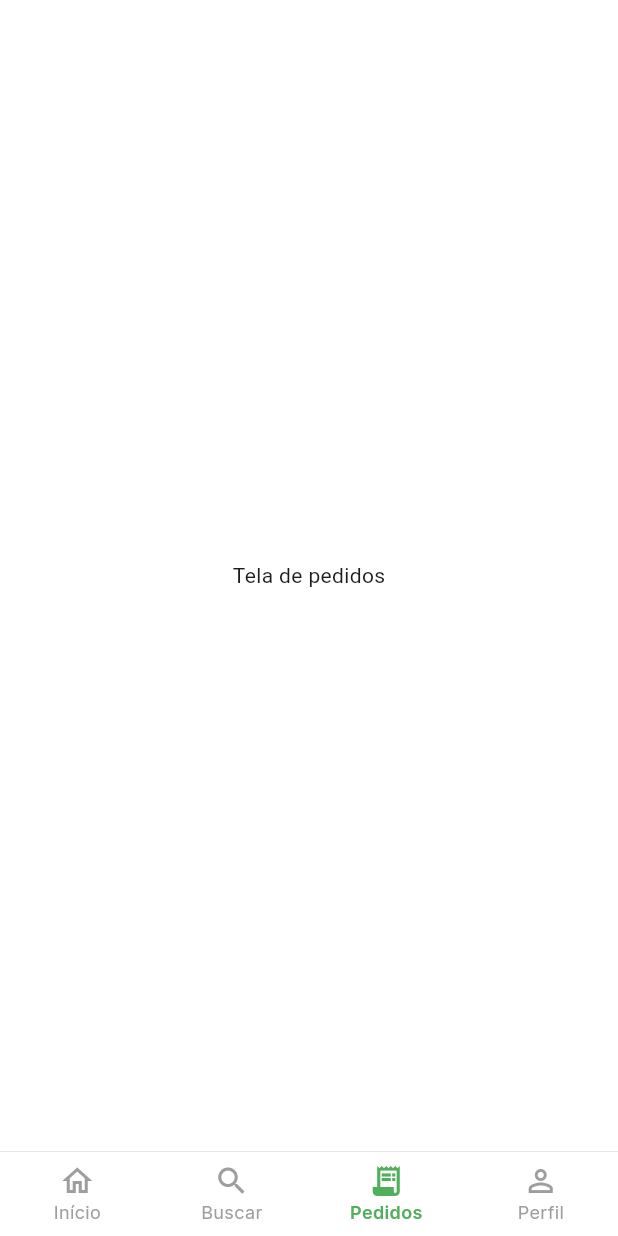
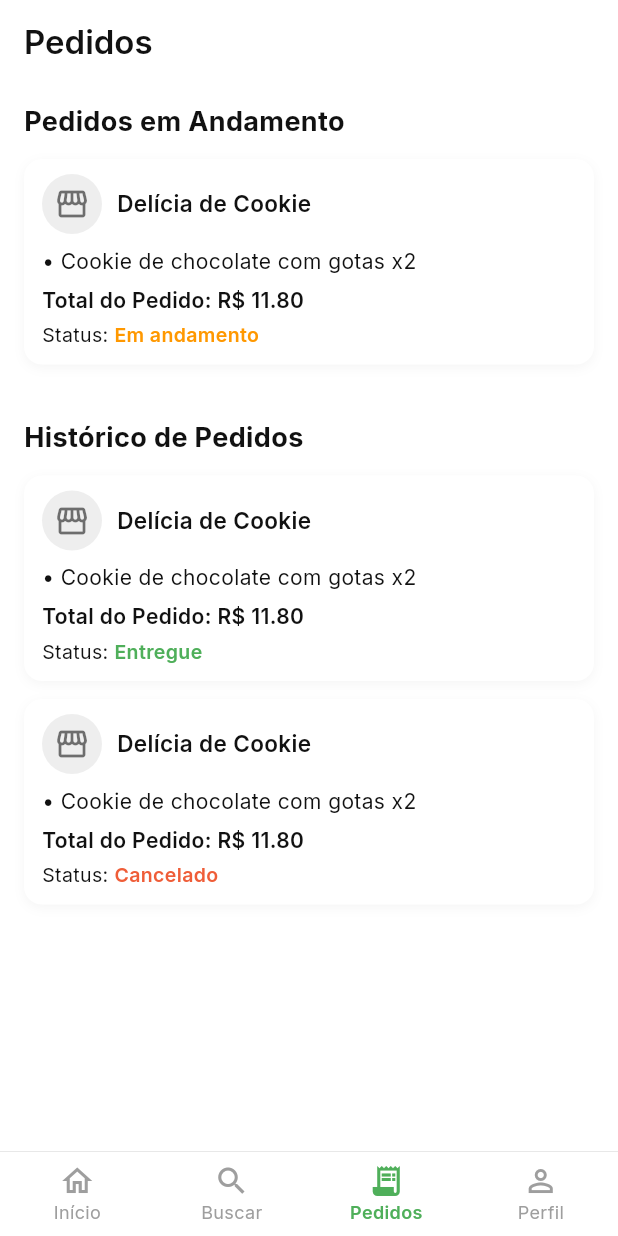
Before and after one commit to joaordpx/Ambula, a Flutter app: the MainTabView screen opened directly, on a phone screen of 412 x 824 dp. Run offline on Flutter 3.47's test engine with Material 3 defaults, Android fonts, the phone set to English and light mode, and no system bars; our stand-ins replace google_fonts; accounts and stored records are empty; network calls fail.

Commit message:
feat: pedido service e pedidos view

```diff
--- /dev/null
+++ b/frontend/lib/models/pedido.dart
@@ -0,0 +1,54 @@
+import 'package:flutter/material.dart';
+
+enum PedidoStatus { emAndamento, entregue, cancelado }
+
+class PedidoItem {
+  final String nomeProduto;
+  final int quantidade;
+
+  PedidoItem({required this.nomeProduto, required this.quantidade});
+}
+
+class Pedido {
+  final int id;
+  final String lojaNome;
+  final String? lojaImagemUrl;
+  final List<PedidoItem> itens;
+  final double total;
+  final PedidoStatus status;
+  final DateTime criadoEm;
+
+  Pedido({
+    required this.id,
+    required this.lojaNome,
+    this.lojaImagemUrl,
+    required this.itens,
+    required this.total,
+    required this.status,
+    required this.criadoEm,
+  });
+
+  /// Helper pra exibir o status como texto
+  String get statusTexto {
+    switch (status) {
+      case PedidoStatus.emAndamento:
+        return 'Em andamento';
+      case PedidoStatus.entregue:
+        return 'Entregue';
+      case PedidoStatus.cancelado:
+        return 'Cancelado';
+    }
+  }
+
+  /// Helper pra cor do status
+  Color statusColor(Color primary, Color accent) {
+    switch (status) {
+      case PedidoStatus.emAndamento:
+        return Colors.orange;
+      case PedidoStatus.entregue:
+        return primary;
+      case PedidoStatus.cancelado:
+        return accent;
+    }
+  }
+}
--- /dev/null
+++ b/frontend/lib/services/pedido_service.dart
@@ -0,0 +1,56 @@
+import 'package:frontend/models/pedido.dart';
+
+class PedidoService {
+  static final List<Pedido> _pedidos = [
+    Pedido(
+      id: 1,
+      lojaNome: 'Delícia de Cookie',
+      lojaImagemUrl: null,
+      itens: [
+        PedidoItem(nomeProduto: 'Cookie de chocolate com gotas', quantidade: 2),
+      ],
+      total: 11.80,
+      status: PedidoStatus.emAndamento,
+      criadoEm: DateTime.now().subtract(const Duration(minutes: 5)),
+    ),
+    Pedido(
+      id: 2,
+      lojaNome: 'Delícia de Cookie',
+      lojaImagemUrl: null,
+      itens: [
+        PedidoItem(nomeProduto: 'Cookie de chocolate com gotas', quantidade: 2),
+      ],
+      total: 11.80,
+      status: PedidoStatus.entregue,
+      criadoEm: DateTime.now().subtract(const Duration(hours: 1)),
+    ),
+    Pedido(
+      id: 3,
+      lojaNome: 'Delícia de Cookie',
+      lojaImagemUrl: null,
+      itens: [
+        PedidoItem(nomeProduto: 'Cookie de chocolate com gotas', quantidade: 2),
+      ],
+      total: 11.80,
+      status: PedidoStatus.cancelado,
+      criadoEm: DateTime.now().subtract(const Duration(days: 1)),
+    ),
+  ];
+
+  static List<Pedido> get todos => List.unmodifiable(_pedidos);
+
+  static List<Pedido> get pedidosEmAndamento =>
+      _pedidos.where((p) => p.status == PedidoStatus.emAndamento).toList();
+
+  static List<Pedido> get historico => _pedidos
+      .where(
+        (p) =>
+            p.status == PedidoStatus.entregue ||
+            p.status == PedidoStatus.cancelado,
+      )
+      .toList();
+
+  static void adicionarPedido(Pedido pedido) {
+    _pedidos.insert(0, pedido);
+  }
+}
--- a/frontend/lib/view/main_tab_view.dart
+++ b/frontend/lib/view/main_tab_view.dart
@@ -3,6 +3,7 @@ import 'package:frontend/common/color_extension.dart';
 import 'package:frontend/common_widget/ambula_bottom_nav_bar.dart';
 import 'package:frontend/home_comprador/home_comprador_view.dart';
 import 'package:frontend/view/search_view.dart';
+import 'package:frontend/view/pedidos_view.dart';
 
 class MainTabView extends StatefulWidget {
   /// índice inicial da aba:
@@ -48,9 +49,7 @@ class _MainTabViewState extends State<MainTabView> {
         children: [
           const HomeCompradorView(), // Início
           SearchView(termoInicial: _searchInitialTerm), // Buscar
-          const Center(
-            child: Text('Tela de pedidos'),
-          ), // Pedidos (futura OrdersView)
+          const PedidosView(), // Pedidos (futura OrdersView)
           const Center(child: Text('Tela de perfil')), // Perfil
         ],
       ),
--- /dev/null
+++ b/frontend/lib/view/pedidos_view.dart
@@ -0,0 +1,189 @@
+// lib/view/pedidos_view.dart
+import 'package:flutter/material.dart';
+import 'package:frontend/common/color_extension.dart';
+import 'package:frontend/models/pedido.dart';
+import 'package:frontend/services/pedido_service.dart';
+import 'package:google_fonts/google_fonts.dart';
+
+class PedidosView extends StatelessWidget {
+  const PedidosView({super.key});
+
+  @override
+  Widget build(BuildContext context) {
+    final emAndamento = PedidoService.pedidosEmAndamento;
+    final historico = PedidoService.historico;
+
+    return Scaffold(
+      backgroundColor: TColor.background,
+      appBar: AppBar(
+        backgroundColor: Colors.white,
+        elevation: 0,
+        centerTitle: false,
+        title: Text(
+          'Pedidos',
+          style: GoogleFonts.inter(
+            color: TColor.primarytext,
+            fontWeight: FontWeight.w600,
+          ),
+        ),
+      ),
+      body: SingleChildScrollView(
+        padding: const EdgeInsets.fromLTRB(16, 12, 16, 16),
+        child: Column(
+          crossAxisAlignment: CrossAxisAlignment.start,
+          children: [
+            if (emAndamento.isNotEmpty) ...[
+              Text(
+                'Pedidos em Andamento',
+                style: GoogleFonts.inter(
+                  fontSize: 18,
+                  fontWeight: FontWeight.w700,
+                  color: TColor.primarytext,
+                ),
+              ),
+              const SizedBox(height: 12),
+              Column(
+                children: emAndamento
+                    .map((p) => _PedidoCard(pedido: p))
+                    .toList(),
+              ),
+              const SizedBox(height: 24),
+            ],
+
+            Text(
+              'Histórico de Pedidos',
+              style: GoogleFonts.inter(
+                fontSize: 18,
+                fontWeight: FontWeight.w700,
+                color: TColor.primarytext,
+              ),
+            ),
+            const SizedBox(height: 12),
+            if (historico.isEmpty)
+              Text(
+                'Você ainda não possui pedidos anteriores.',
+                style: GoogleFonts.inter(
+                  fontSize: 14,
+                  color: TColor.secondarytext,
+                ),
+              )
+            else
+              Column(
+                children: historico.map((p) => _PedidoCard(pedido: p)).toList(),
+              ),
+          ],
+        ),
+      ),
+    );
+  }
+}
+
+class _PedidoCard extends StatelessWidget {
+  final Pedido pedido;
+
+  const _PedidoCard({required this.pedido});
+
+  @override
+  Widget build(BuildContext context) {
+    final statusColor = pedido.statusColor(TColor.primary, TColor.accent);
+
+    // monta string básica dos itens (exibe só o primeiro com quantidade)
+    final itemPrincipal = pedido.itens.isNotEmpty ? pedido.itens.first : null;
+    final textoItem = itemPrincipal != null
+        ? '• ${itemPrincipal.nomeProduto} x${itemPrincipal.quantidade}'
+        : 'Nenhum item.';
+
+    return Container(
+      margin: const EdgeInsets.only(bottom: 12),
+      padding: const EdgeInsets.fromLTRB(12, 10, 12, 10),
+      decoration: BoxDecoration(
+        color: Colors.white,
+        borderRadius: BorderRadius.circular(12),
+        boxShadow: [
+          BoxShadow(
+            color: Colors.black.withOpacity(0.04),
+            blurRadius: 6,
+            offset: const Offset(0, 2),
+          ),
+        ],
+      ),
+      child: Column(
+        crossAxisAlignment: CrossAxisAlignment.start,
+        children: [
+          // loja
+          Row(
+            crossAxisAlignment: CrossAxisAlignment.center,
+            children: [
+              CircleAvatar(
+                radius: 20,
+                backgroundColor: Colors.grey.shade200,
+                backgroundImage:
+                    (pedido.lojaImagemUrl != null &&
+                        pedido.lojaImagemUrl!.isNotEmpty)
+                    ? NetworkImage(pedido.lojaImagemUrl!)
+                    : null,
+                child:
+                    (pedido.lojaImagemUrl == null ||
+                        pedido.lojaImagemUrl!.isEmpty)
+                    ? const Icon(Icons.storefront, color: Colors.black54)
+                    : null,
+              ),
+              const SizedBox(width: 10),
+              Expanded(
+                child: Text(
+                  pedido.lojaNome,
+                  style: GoogleFonts.inter(
+                    fontSize: 15,
+                    fontWeight: FontWeight.w600,
+                    color: TColor.primarytext,
+                  ),
+                  overflow: TextOverflow.ellipsis,
+                ),
+              ),
+            ],
+          ),
+          const SizedBox(height: 8),
+
+          // item principal
+          Text(
+            textoItem,
+            style: GoogleFonts.inter(fontSize: 14, color: TColor.primarytext),
+          ),
+          const SizedBox(height: 6),
+
+          // total
+          Text(
+            'Total do Pedido: R\$ ${pedido.total.toStringAsFixed(2)}',
+            style: GoogleFonts.inter(
+              fontSize: 14,
+              fontWeight: FontWeight.w600,
+              color: TColor.primarytext,
+            ),
+          ),
+          const SizedBox(height: 4),
+
+          // status
+          Row(
+            children: [
+              Text(
+                'Status: ',
+                style: GoogleFonts.inter(
+                  fontSize: 13,
+                  color: TColor.primarytext,
+                ),
+              ),
+              Text(
+                pedido.statusTexto,
+                style: GoogleFonts.inter(
+                  fontSize: 13,
+                  fontWeight: FontWeight.w600,
+                  color: statusColor,
+                ),
+              ),
+            ],
+          ),
+        ],
+      ),
+    );
+  }
+}
```
